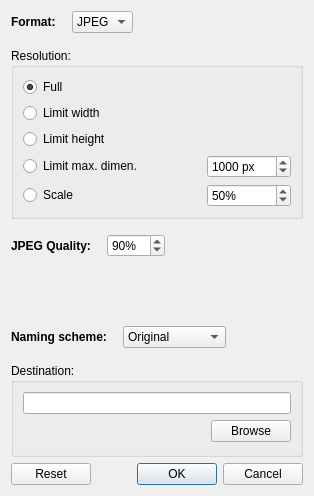
Old version of the form src/ui/ExportDialog.ui in the repository wagenadl/photohoard.
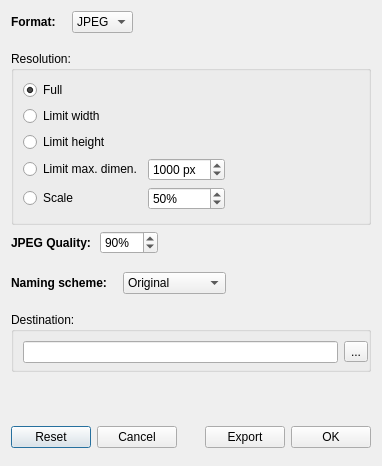
New version of the form.

Commit message: ExportDialog now either shows OK or Export

What changed in the file:
```diff
--- a/src/ui/ExportDialog.ui
+++ b/src/ui/ExportDialog.ui
@@ -6,8 +6,8 @@
    <rect>
     <x>0</x>
     <y>0</y>
-    <width>314</width>
-    <height>496</height>
+    <width>382</width>
+    <height>466</height>
    </rect>
   </property>
   <property name="windowTitle">
@@ -17,7 +17,7 @@
    <item>
     <layout class="QHBoxLayout" name="horizontalLayout">
      <property name="bottomMargin">
-      <number>9</number>
+      <number>12</number>
      </property>
      <item>
       <widget class="QLabel" name="label">
@@ -88,6 +88,12 @@
       <string>Resolution:</string>
      </property>
      <layout class="QGridLayout" name="gridLayout">
+      <property name="bottomMargin">
+       <number>12</number>
+      </property>
+      <property name="horizontalSpacing">
+       <number>6</number>
+      </property>
       <item row="0" column="0">
        <widget class="QRadioButton" name="rFull">
         <property name="text">
@@ -191,15 +197,37 @@
         </layout>
        </widget>
       </item>
+      <item row="3" column="3">
+       <spacer name="horizontalSpacer_9">
+        <property name="orientation">
+         <enum>Qt::Horizontal</enum>
+        </property>
+        <property name="sizeHint" stdset="0">
+         <size>
+          <width>40</width>
+          <height>20</height>
+         </size>
+        </property>
+       </spacer>
+      </item>
      </layout>
     </widget>
    </item>
    <item>
     <widget class="QWidget" name="widget" native="true">
      <layout class="QHBoxLayout" name="horizontalLayout_6">
+      <property name="spacing">
+       <number>9</number>
+      </property>
       <property name="leftMargin">
        <number>0</number>
       </property>
+      <property name="topMargin">
+       <number>0</number>
+      </property>
+      <property name="bottomMargin">
+       <number>12</number>
+      </property>
       <item>
        <widget class="QLabel" name="label_3">
         <property name="font">
@@ -213,22 +241,6 @@
         </property>
        </widget>
       </item>
-      <item>
-       <spacer name="horizontalSpacer_7">
-        <property name="orientation">
-         <enum>Qt::Horizontal</enum>
-        </property>
-        <property name="sizeType">
-         <enum>QSizePolicy::Preferred</enum>
-        </property>
-        <property name="sizeHint" stdset="0">
-         <size>
-          <width>10</width>
-          <height>20</height>
-         </size>
-        </property>
-       </spacer>
-      </item>
       <item>
        <widget class="QSpinBox" name="quality">
         <property name="suffix">
@@ -264,23 +276,13 @@
      </layout>
     </widget>
    </item>
-   <item>
-    <spacer name="verticalSpacer">
-     <property name="orientation">
-      <enum>Qt::Vertical</enum>
-     </property>
-     <property name="sizeHint" stdset="0">
-      <size>
-       <width>20</width>
-       <height>8</height>
-      </size>
-     </property>
-    </spacer>
-   </item>
    <item>
     <layout class="QHBoxLayout" name="horizontalLayout_3">
+     <property name="topMargin">
+      <number>0</number>
+     </property>
      <property name="bottomMargin">
-      <number>9</number>
+      <number>12</number>
      </property>
      <item>
       <widget class="QLabel" name="label_4">
@@ -350,7 +352,7 @@
      <property name="title">
       <string>Destination:</string>
      </property>
-     <layout class="QVBoxLayout" name="verticalLayout">
+     <layout class="QHBoxLayout" name="horizontalLayout_7">
       <property name="spacing">
        <number>6</number>
       </property>
@@ -361,10 +363,10 @@
        <number>9</number>
       </property>
       <property name="rightMargin">
-       <number>9</number>
+       <number>0</number>
       </property>
       <property name="bottomMargin">
-       <number>12</number>
+       <number>6</number>
       </property>
       <item>
        <widget class="QLineEdit" name="destination">
@@ -377,46 +379,90 @@
        </widget>
       </item>
       <item>
-       <layout class="QHBoxLayout" name="horizontalLayout_2">
-        <item>
-         <spacer name="horizontalSpacer_5">
-          <property name="orientation">
-           <enum>Qt::Horizontal</enum>
-          </property>
-          <property name="sizeHint" stdset="0">
-           <size>
-            <width>40</width>
-            <height>20</height>
-           </size>
-          </property>
-         </spacer>
-        </item>
-        <item>
-         <widget class="QPushButton" name="browse">
-          <property name="sizePolicy">
-           <sizepolicy hsizetype="Preferred" vsizetype="Fixed">
-            <horstretch>0</horstretch>
-            <verstretch>0</verstretch>
-           </sizepolicy>
-          </property>
-          <property name="text">
-           <string>Browse</string>
-          </property>
-         </widget>
-        </item>
-       </layout>
+       <widget class="QToolButton" name="browse">
+        <property name="sizePolicy">
+         <sizepolicy hsizetype="Preferred" vsizetype="Fixed">
+          <horstretch>0</horstretch>
+          <verstretch>0</verstretch>
+         </sizepolicy>
+        </property>
+        <property name="text">
+         <string>...</string>
+        </property>
+       </widget>
       </item>
      </layout>
     </widget>
    </item>
    <item>
-    <widget class="QDialogButtonBox" name="buttonBox">
-     <property name="orientation">
-      <enum>Qt::Horizontal</enum>
-     </property>
-     <property name="standardButtons">
-      <set>QDialogButtonBox::Cancel|QDialogButtonBox::Ok|QDialogButtonBox::Reset</set>
-     </property>
+    <widget class="QWidget" name="widget_3" native="true">
+     <layout class="QHBoxLayout" name="horizontalLayout_5">
+      <property name="topMargin">
+       <number>6</number>
+      </property>
+      <property name="rightMargin">
+       <number>0</number>
+      </property>
+      <property name="bottomMargin">
+       <number>3</number>
+      </property>
+     </layout>
+    </widget>
+   </item>
+   <item>
+    <widget class="QWidget" name="widget_2" native="true">
+     <layout class="QHBoxLayout" name="horizontalLayout_4">
+      <property name="margin">
+       <number>0</number>
+      </property>
+      <item>
+       <widget class="QPushButton" name="bReset">
+        <property name="text">
+         <string>Reset</string>
+        </property>
+       </widget>
+      </item>
+      <item>
+       <widget class="QPushButton" name="bCancel">
+        <property name="text">
+         <string>Cancel</string>
+        </property>
+       </widget>
+      </item>
+      <item>
+       <spacer name="horizontalSpacer_8">
+        <property name="orientation">
+         <enum>Qt::Horizontal</enum>
+        </property>
+        <property name="sizeHint" stdset="0">
+         <size>
+          <width>40</width>
+          <height>20</height>
+         </size>
+        </property>
+       </spacer>
+      </item>
+      <item>
+       <widget class="QPushButton" name="bExport">
+        <property name="font">
+         <font>
+          <weight>50</weight>
+          <bold>false</bold>
+         </font>
+        </property>
+        <property name="text">
+         <string>Export</string>
+        </property>
+       </widget>
+      </item>
+      <item>
+       <widget class="QPushButton" name="bOk">
+        <property name="text">
+         <string>OK</string>
+        </property>
+       </widget>
+      </item>
+     </layout>
     </widget>
    </item>
   </layout>
```
Left out of the diff: 72 changed lines with no effect on the pictures. The commit also changes 5 other files.
